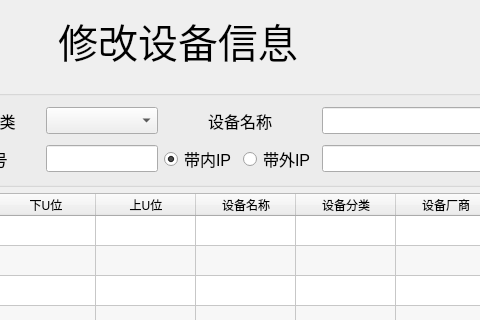
This is ui/modify.ui in tainyuhong/pyside_machine_system as Qt 5 draws it before an edit; both pictures show x 334 to 814 and y 0 to 320 of the 1024 by 768 pixel window. The edited form follows.
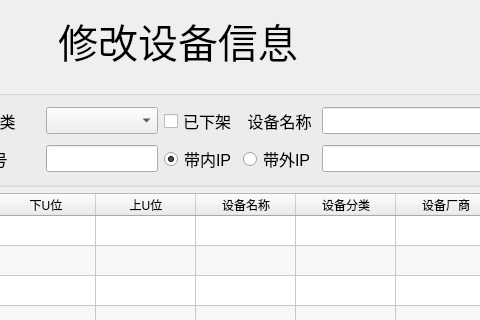
This is the edited form.

Commit message: 1、修改设备信息页面增加已下架筛选功能，并优化了查询条件代码

```diff
--- a/ui/modify.ui
+++ b/ui/modify.ui
@@ -239,7 +239,7 @@
             </property>
            </widget>
           </item>
-          <item row="0" column="4" colspan="2">
+          <item row="0" column="5">
            <widget class="QLabel" name="lb_machine_name">
             <property name="font">
              <font>
@@ -254,6 +254,18 @@
             </property>
            </widget>
           </item>
+          <item row="0" column="4">
+           <widget class="QCheckBox" name="ck_is_down">
+            <property name="font">
+             <font>
+              <pointsize>12</pointsize>
+             </font>
+            </property>
+            <property name="text">
+             <string>已下架</string>
+            </property>
+           </widget>
+          </item>
          </layout>
         </item>
        </layout>
```
The commit also changes 2 other files.
